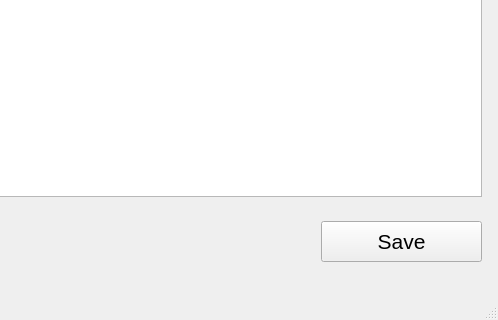
The window that interfaces/timetable.ui (WELC0ME/Scheduler) describes before a commit, drawn with Qt 5; both pictures show x 217 to 715 and y 354 to 674 of the 715 by 674 pixel window.
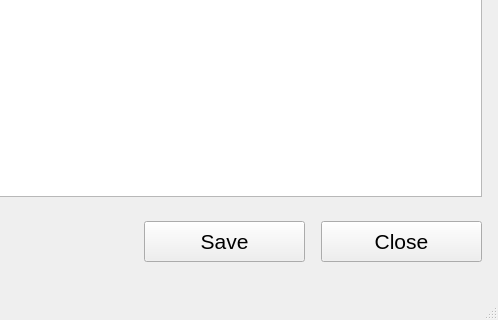
The same window after the commit.

Diff of the .ui file:
```diff
--- a/interfaces/timetable.ui
+++ b/interfaces/timetable.ui
@@ -165,10 +165,28 @@
      <set>Qt::AlignCenter</set>
     </property>
    </widget>
-   <widget class="QPushButton" name="btn_save">
+   <widget class="QPushButton" name="btn_close">
     <property name="geometry">
      <rect>
       <x>538</x>
+      <y>575</y>
+      <width>161</width>
+      <height>41</height>
+     </rect>
+    </property>
+    <property name="font">
+     <font>
+      <pointsize>16</pointsize>
+     </font>
+    </property>
+    <property name="text">
+     <string>Close</string>
+    </property>
+   </widget>
+   <widget class="QPushButton" name="btn_save">
+    <property name="geometry">
+     <rect>
+      <x>361</x>
       <y>575</y>
       <width>161</width>
       <height>41</height>
```
